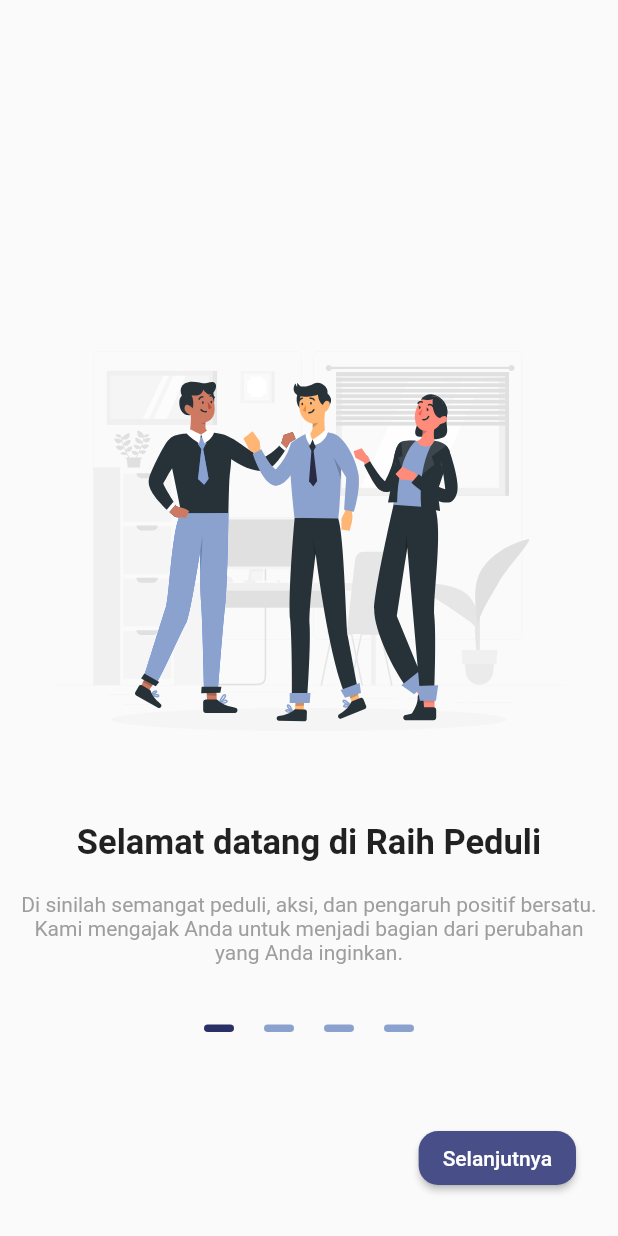
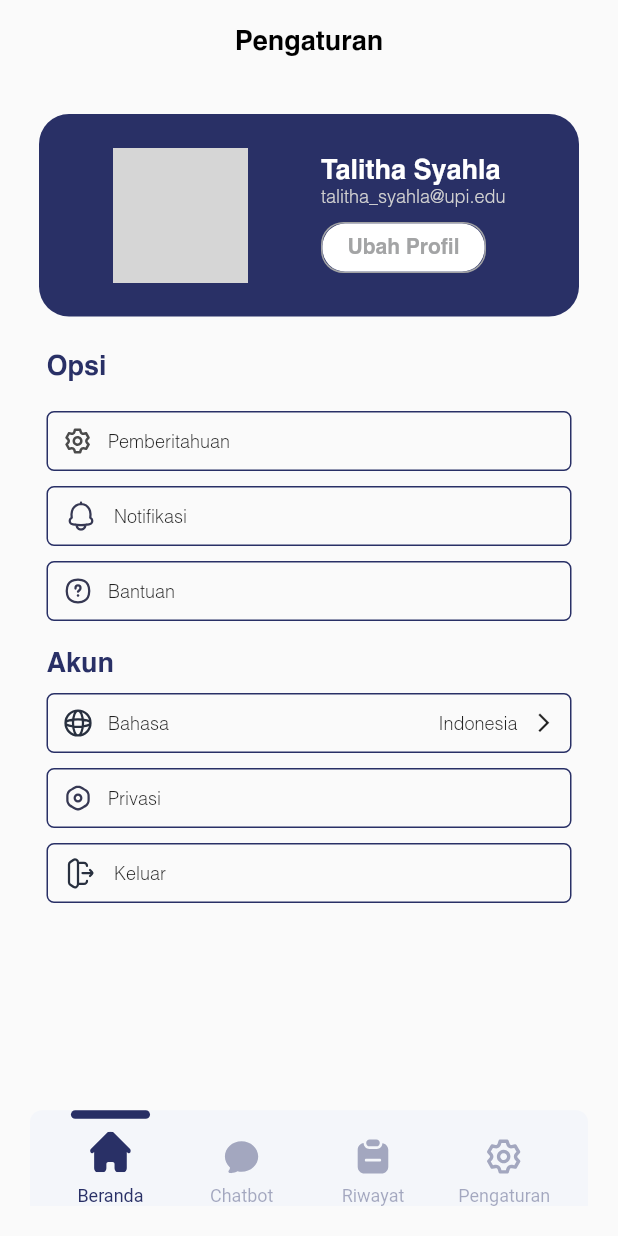
Before and after one commit to Capstone-Alterra/flutter-raih-peduli, a Flutter app: the screen it shows after launch, on a phone screen of 412 x 824 dp. Run offline on Flutter 3.47's test engine with Material 2 defaults, Android fonts, the phone set to English and light mode, and no system bars; our stand-ins replace flutter_svg; network calls fail; Roboto replaces fonts that are missing (Helevetica); grey boxes are pictures that could not be loaded.

Commit message:
Upload Screen Setting untuk di review

```diff
--- a/lib/main.dart
+++ b/lib/main.dart
@@ -1,7 +1,8 @@
 import 'package:flutter/material.dart';
+import 'package:flutter_raih_peduli/screen/view/settings/settings_view.dart';
 import 'package:flutter_raih_peduli/screen/view_model/view_model_onboarding.dart';
+import 'package:flutter_raih_peduli/screen/view_model/view_model_settings.dart';
 import 'package:provider/provider.dart';
-import 'screen/view/onboarding/onboarding_view.dart';
 import 'screen/view_model/view_model_login.dart';
 
 void main() {
@@ -17,6 +18,7 @@ class MyApp extends StatelessWidget {
         providers: [
           ChangeNotifierProvider(create: (_) => LoginViewModel()),
           ChangeNotifierProvider(create: (_) => OnBoardingViewModel()),
+          ChangeNotifierProvider(create: (_) => SettingsViewProvider()),
         ],
         child: MaterialApp(
           theme: ThemeData(
@@ -26,7 +28,7 @@ class MyApp extends StatelessWidget {
             ),
           ),
           debugShowCheckedModeBanner: false,
-          home: const Onbording(),
+          home: const SettingScreen(),
         ));
   }
 }
--- /dev/null
+++ b/lib/model/bottomnavbar.dart
@@ -0,0 +1,25 @@
+class ModelNavBar {
+  String image;
+  String title;
+
+  ModelNavBar({required this.image, required this.title});
+}
+
+List<ModelNavBar> contents = [
+  ModelNavBar (
+    title: 'Beranda',
+    image: 'assets/home.svg',
+  ),
+  ModelNavBar (
+    title: 'Chatbot',
+    image: 'assets/chatbubble.svg',
+  ),
+  ModelNavBar (
+    title: 'Riwayat',
+    image: 'assets/notepad.svg',
+  ),
+  ModelNavBar (
+    title: 'Pengaturan',
+    image: 'assets/settings.svg',
+  ),
+];
--- /dev/null
+++ b/lib/screen/view/settings/settings_view.dart
@@ -0,0 +1,421 @@
+import 'package:flutter/material.dart';
+import 'package:flutter_raih_peduli/model/bottomnavbar.dart';
+import 'package:flutter_raih_peduli/screen/view_model/view_model_settings.dart';
+import 'package:flutter_svg/flutter_svg.dart';
+import 'package:provider/provider.dart';
+
+class SettingScreen extends StatefulWidget {
+  const SettingScreen({super.key});
+
+  @override
+  State<SettingScreen> createState() => SettingScreenState();
+}
+
+class SettingScreenState extends State<SettingScreen> {
+  late final SettingsViewProvider settingsViewProvider;
+  @override
+  void initState() {
+    super.initState();
+    settingsViewProvider =
+        Provider.of<SettingsViewProvider>(context, listen: false);
+  }
+
+  @override
+  Widget build(BuildContext context) {
+    Size size = MediaQuery.of(context).size;
+    return Scaffold(
+      appBar: AppBar(
+        backgroundColor: Colors.transparent,
+        elevation: 0,
+        centerTitle: true,
+        title: const Text(
+          'Pengaturan',
+          style: TextStyle(
+            color: Colors.black,
+            fontFamily: 'Helvetica',
+            fontSize: 18,
+            fontWeight: FontWeight.w700,
+          ),
+        ),
+      ),
+      body: Column(
+        mainAxisAlignment: MainAxisAlignment.start,
+        children: [
+          const SizedBox(height: 20),
+          Align(
+            alignment: Alignment.center,
+            child: Container(
+              width: 360,
+              height: 135,
+              decoration: BoxDecoration(
+                color: const Color(0xff293066),
+                borderRadius: BorderRadius.circular(20),
+              ),
+              child: Row(
+                mainAxisAlignment: MainAxisAlignment.spaceEvenly,
+                children: [
+                  Container(
+                    width: 90,
+                    height: 90,
+                    clipBehavior: Clip.antiAlias,
+                    decoration: const BoxDecoration(
+                      shape: BoxShape.circle,
+                    ),
+                    child: Image.network(
+                      'https://picsum.photos/seed/780/600',
+                      fit: BoxFit.cover,
+                    ),
+                  ),
+                  Column(
+                    mainAxisSize: MainAxisSize.min,
+                    crossAxisAlignment: CrossAxisAlignment.start,
+                    children: [
+                      const Text(
+                        'Talitha Syahla',
+                        style: TextStyle(
+                          color: Colors.white,
+                          fontFamily: 'Helvetica',
+                          fontSize: 18,
+                          fontWeight: FontWeight.w700,
+                        ),
+                      ),
+                      const Text(
+                        'talitha_syahla@upi.edu',
+                        style: TextStyle(
+                          fontFamily: 'Helvetica',
+                          color: Color(0xffD1D1D1),
+                          fontSize: 12,
+                        ),
+                      ),
+                      Padding(
+                        padding: const EdgeInsets.only(top: 10),
+                        child: Container(
+                          width: 110,
+                          height: 34,
+                          decoration: BoxDecoration(
+                            borderRadius: BorderRadius.circular(15),
+                            border: Border.all(
+                              color: const Color(0xffA3A4A5),
+                              width: 1,
+                            ),
+                          ),
+                          child: ElevatedButton(
+                            onPressed: () {},
+                            style: ElevatedButton.styleFrom(
+                              backgroundColor: Colors.white,
+                              shadowColor: Colors.transparent,
+                              elevation: 0,
+                              shape: RoundedRectangleBorder(
+                                borderRadius: BorderRadius.circular(15),
+                              ),
+                            ),
+                            child: const Text(
+                              'Ubah Profil',
+                              style: TextStyle(
+                                  color: Color(0xffA3A4A5),
+                                  fontFamily: 'Helvetica',
+                                  fontWeight: FontWeight.bold),
+                            ),
+                          ),
+                        ),
+                      )
+                    ],
+                  )
+                ],
+              ),
+            ),
+          ),
+          const SizedBox(height: 25),
+          Padding(
+            padding: const EdgeInsetsDirectional.fromSTEB(31, 0, 31, 0),
+            child: Column(
+              mainAxisSize: MainAxisSize.min,
+              crossAxisAlignment: CrossAxisAlignment.start,
+              children: [
+                const Text(
+                  'Opsi',
+                  style: TextStyle(
+                    color: Color(0xff293066),
+                    fontFamily: 'Helvetica',
+                    fontSize: 18,
+                    fontWeight: FontWeight.bold,
+                  ),
+                ),
+                const SizedBox(height: 20),
+                Container(
+                  width: double.infinity,
+                  height: 40,
+                  decoration: BoxDecoration(
+                    borderRadius: BorderRadius.circular(5),
+                    border: Border.all(
+                      color: const Color(0xff293066),
+                      width: 1,
+                    ),
+                  ),
+                  child: Padding(
+                    padding: const EdgeInsetsDirectional.fromSTEB(10, 0, 0, 0),
+                    child: Row(
+                      children: [
+                        SvgPicture.asset('assets/settings.svg'),
+                        const SizedBox(width: 10),
+                        const Text(
+                          'Pemberitahuan',
+                          style: TextStyle(
+                            fontSize: 12,
+                            fontFamily: 'Helvetica',
+                          ),
+                        )
+                      ],
+                    ),
+                  ),
+                ),
+                const SizedBox(height: 10),
+                Container(
+                  width: double.infinity,
+                  height: 40,
+                  decoration: BoxDecoration(
+                    borderRadius: BorderRadius.circular(5),
+                    border: Border.all(
+                      color: const Color(0xff293066),
+                      width: 1,
+                    ),
+                  ),
+                  child: Padding(
+                    padding: const EdgeInsetsDirectional.fromSTEB(10, 0, 0, 0),
+                    child: Row(
+                      children: [
+                        SvgPicture.asset('assets/Notification - 3.svg'),
+                        const SizedBox(width: 10),
+                        const Text(
+                          'Notifikasi',
+                          style: TextStyle(
+                            fontSize: 12,
+                            fontFamily: 'Helvetica',
+                          ),
+                        )
+                      ],
+                    ),
+                  ),
+                ),
+                const SizedBox(height: 10),
+                Container(
+                  width: double.infinity,
+                  height: 40,
+                  decoration: BoxDecoration(
+                    borderRadius: BorderRadius.circular(5),
+                    border: Border.all(
+                      color: const Color(0xff293066),
+                      width: 1,
+                    ),
+                  ),
+                  child: Padding(
+                    padding: const EdgeInsetsDirectional.fromSTEB(10, 0, 0, 0),
+                    child: Row(
+                      children: [
+                        SvgPicture.asset('assets/Question.svg'),
+                        const SizedBox(width: 10),
+                        const Text(
+                          'Bantuan',
+                          style: TextStyle(
+                            fontSize: 12,
+                            fontFamily: 'Helvetica',
+                          ),
+                        )
+                      ],
+                    ),
+                  ),
+                ),
+                const SizedBox(height: 20),
+                const Text(
+                  'Akun',
+                  style: TextStyle(
+                    fontSize: 18,
+                    fontWeight: FontWeight.bold,
+                    fontFamily: 'Helvetica',
+                    color: Color(0xff293066),
+                  ),
+                ),
+                const SizedBox(height: 10),
+                Container(
+                  width: double.infinity,
+                  height: 40,
+                  decoration: BoxDecoration(
+                    borderRadius: BorderRadius.circular(5),
+                    border: Border.all(
+                      color: const Color(0xff293066),
+                      width: 1,
+                    ),
+                  ),
+                  child: Padding(
+                    padding: const EdgeInsetsDirectional.fromSTEB(10, 0, 10, 0),
+                    child: Row(
+                      mainAxisAlignment: MainAxisAlignment.spaceBetween,
+                      children: [
+                        SizedBox(
+                          child: Row(
+                            children: [
+                              SvgPicture.asset('assets/language.svg'),
+                              const SizedBox(width: 10),
+                              const Text(
+                                'Bahasa',
+                                style: TextStyle(
+                                  fontSize: 12,
+                                  fontFamily: 'Helvetica',
+                                ),
+                              )
+                            ],
+                          ),
+                        ),
+                        const SizedBox(
+                          child: Row(
+                            children: [
+                              Text(
+                                'Indonesia',
+                                style: TextStyle(
+                                  fontSize: 12,
+                                  fontFamily: 'Helvetica',
+                                ),
+                              ),
+                              SizedBox(width: 10),
+                              Icon(Icons.arrow_forward_ios_outlined, size: 15),
+                            ],
+                          ),
+                        )
+                      ],
+                    ),
+                  ),
+                ),
+                const SizedBox(height: 10),
+                Container(
+                  width: double.infinity,
+                  height: 40,
+                  decoration: BoxDecoration(
+                    borderRadius: BorderRadius.circular(5),
+                    border: Border.all(
+                      color: const Color(0xff293066),
+                      width: 1,
+                    ),
+                  ),
+                  child: Padding(
+                    padding: const EdgeInsetsDirectional.fromSTEB(10, 0, 0, 0),
+                    child: Row(
+                      children: [
+                        SvgPicture.asset('assets/Settings2.svg'),
+                        const SizedBox(width: 10),
+                        const Text(
+                          'Privasi',
+                          style: TextStyle(
+                            fontSize: 12,
+                            fontFamily: 'Helvetica',
+                          ),
+                        )
+                      ],
+                    ),
+                  ),
+                ),
+                const SizedBox(height: 10),
+                Container(
+                  width: double.infinity,
+                  height: 40,
+                  decoration: BoxDecoration(
+                    borderRadius: BorderRadius.circular(5),
+                    border: Border.all(
+                      color: const Color(0xff293066),
+                      width: 1,
+                    ),
+                  ),
+                  child: Padding(
+                    padding: const EdgeInsetsDirectional.fromSTEB(10, 0, 0, 0),
+                    child: Row(
+                      children: [
+                        SvgPicture.asset('assets/logout.svg'),
+                        const SizedBox(width: 10),
+                        const Text(
+                          'Keluar',
+                          style: TextStyle(
+                            fontSize: 12,
+                            fontFamily: 'Helvetica',
+                          ),
+                        )
+                      ],
+                    ),
+                  ),
+                ),
+              ],
+            ),
+          ),
+        ],
+      ),
+      bottomNavigationBar: Container(
+        margin: const EdgeInsets.all(20),
+        height: size.width * .155,
+        decoration: const BoxDecoration(
+          color: Color(0xffF4F6FA),
+          borderRadius: BorderRadius.vertical(
+            top: Radius.circular(8),
+          ),
+        ),
+        child: Consumer<SettingsViewProvider>(
+          builder: (context, provider, child) {
+            return ListView.builder(
+              itemCount: 4,
+              scrollDirection: Axis.horizontal,
+              padding: EdgeInsets.symmetric(horizontal: size.width * .024),
+              itemBuilder: (context, index) => InkWell(
+                onTap: () {
+                  settingsViewProvider.updateIndex(index);
+                },
+                splashColor: Colors.transparent,
+                highlightColor: Colors.transparent,
+                child: Column(
+                  mainAxisAlignment: MainAxisAlignment.spaceBetween,
+                  children: [
+                    AnimatedContainer(
+                      duration: const Duration(milliseconds: 1500),
+                      curve: Curves.fastLinearToSlowEaseIn,
+                      margin: EdgeInsets.only(
+                        bottom: index == settingsViewProvider.currentIndex
+                            ? 0
+                            : size.width * .029,
+                        right: size.width * .0422,
+                        left: size.width * .0422,
+                      ),
+                      width: size.width * .128,
+                      height: index == settingsViewProvider.currentIndex
+                          ? size.width * .014
+                          : 0,
+                      decoration: BoxDecoration(
+                        color: const Color(0xff282f65),
+                        borderRadius: BorderRadius.circular(4),
+                      ),
+                    ),
+                    SvgPicture.asset(
+                      contents[index].image,
+                      height: size.width * .066,
+                      colorFilter: ColorFilter.mode(
+                        index == settingsViewProvider.currentIndex
+                            ? const Color(0xff293066)
+                            : const Color(0xff293066).withOpacity(.4),
+                        BlendMode.srcIn,
+                      ),
+                    ),
+                    Text(
+                      contents[index].title,
+                      style: TextStyle(
+                        fontFamily: 'Helevetica',
+                        fontSize: 12,
+                        color: index == settingsViewProvider.currentIndex
+                            ? const Color(0xff293066)
+                            : const Color(0xff293066).withOpacity(.4),
+                      ),
+                    )
+                  ],
+                ),
+              ),
+            );
+          },
+        ),
+      ),
+    );
+  }
+}
--- /dev/null
+++ b/lib/screen/view_model/view_model_settings.dart
@@ -0,0 +1,10 @@
+import 'package:flutter/material.dart';
+
+class SettingsViewProvider extends ChangeNotifier {
+  var currentIndex = 0;
+
+  void updateIndex(int index) {
+    currentIndex = index;
+    notifyListeners();
+  }
+}
```
Also changed, not shown: pubspec.yaml (+9 -0 lines), assets/Notification - 3.svg (added), assets/Question.svg (added), assets/Settings2.svg (added), assets/chatbubble.svg (added), assets/home.svg (added), assets/language.svg (added), assets/logout.svg (added), assets/notepad.svg (added), assets/settings.svg (added), fonts/Helvetica-Bold.ttf (added), fonts/Helvetica-BoldOblique.ttf (added), fonts/Helvetica-Oblique.ttf (added), fonts/Helvetica.ttf (added), 2 more files.
